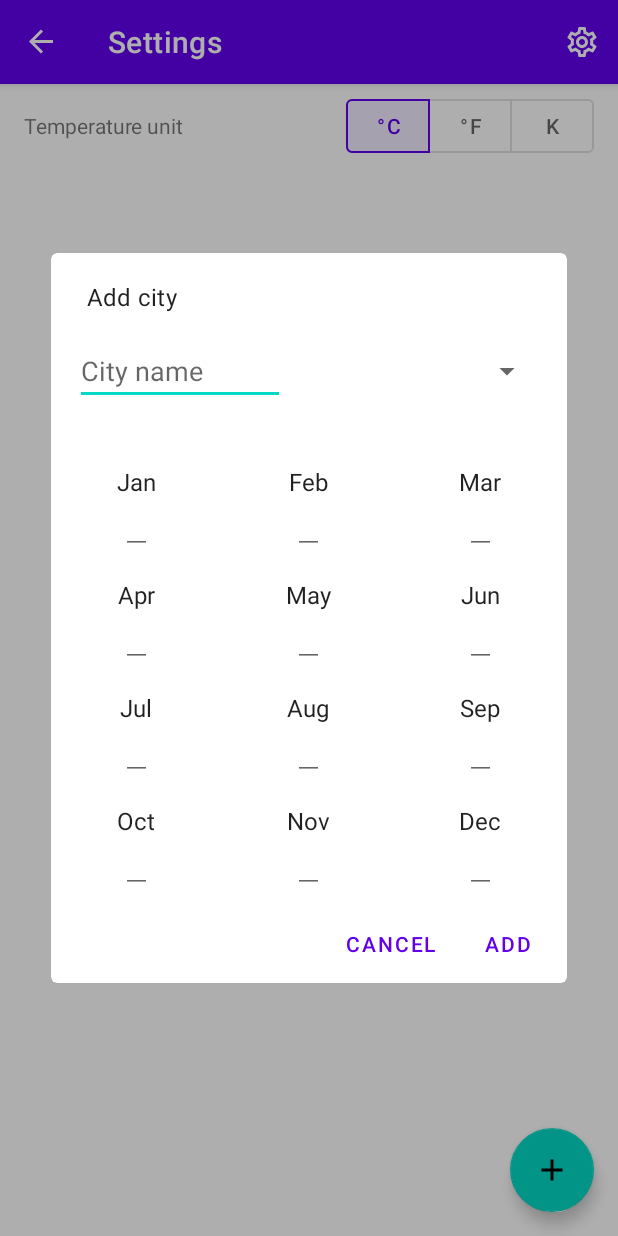
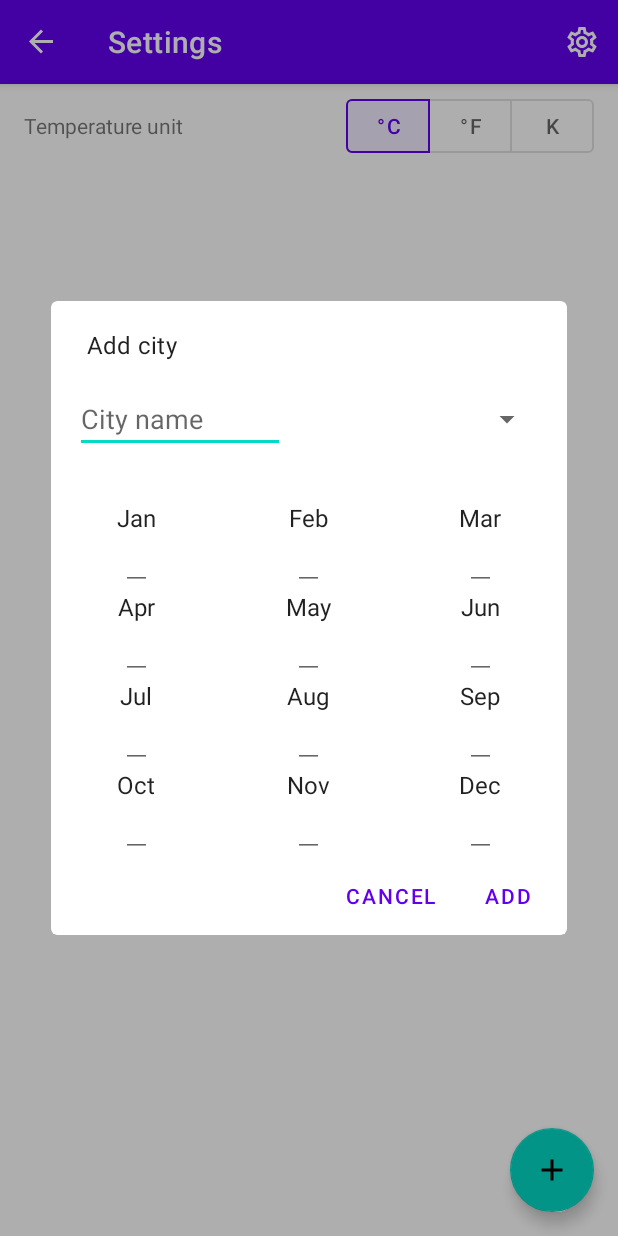
Before and after one commit to anonlatte/MeteoApp, an Android app: the SettingsFragment screen opened through its navigation route, after a tap on an icon or button, on a phone screen of 412 x 824 dp. Run offline under Robolectric (Android 15) with nearby library versions, the phone set to English and light mode, and no system bars; our stand-ins replace Dagger/Hilt's generated code, Room's generated code, data binding, navigation-ui, paging; libraries missing offline, so code that uses them is left out: androidx.paging, androidx.paging.toLiveData; 5 statements that could not run were skipped.

Commit message:
fix display settings dialog ui

```diff
--- a/app/src/main/res/layout/dialog_city_adding.xml
+++ b/app/src/main/res/layout/dialog_city_adding.xml
@@ -44,7 +44,6 @@
             android:id="@+id/monthsList"
             android:layout_width="match_parent"
             android:layout_height="match_parent"
-            android:layout_gravity="center"
             android:overScrollMode="never"
             android:scrollbars="vertical"
             tools:listitem="@layout/list_item_month" />
--- a/app/src/main/res/layout/list_item_month.xml
+++ b/app/src/main/res/layout/list_item_month.xml
@@ -2,7 +2,6 @@
 <LinearLayout xmlns:android="http://schemas.android.com/apk/res/android"
     android:layout_width="match_parent"
     android:layout_height="wrap_content"
-    android:layout_margin="8dp"
     android:gravity="center"
     android:orientation="vertical">
 
--- a/app/src/main/res/menu/main_menu.xml
+++ b/app/src/main/res/menu/main_menu.xml
@@ -5,6 +5,6 @@
 <item
         android:id="@+id/settings"
         android:icon="@drawable/ic_outline_settings_24"
-        android:title="@string/menu_settings"
-        app:showAsAction="ifRoom" />
+    android:title="@string/title_settings"
+    app:showAsAction="ifRoom" />
 </menu>
--- a/app/src/main/res/values/strings.xml
+++ b/app/src/main/res/values/strings.xml
@@ -11,8 +11,6 @@
     <string name="city_type_big">Big</string>
     <string name="city_type_unknown">Unknown</string>
 
-    <string name="menu_settings">Settings</string>
-
     <string name="title_settings">Settings</string>
     <string name="title_dialog_add_city">Add city</string>
 
@@ -24,13 +22,13 @@
     <string name="warning_unexpected_error">Whoops, something went wrong</string>
 
     <string name="title_temperature_unit">Temperature unit</string>
-    <string name="parsed_units_temperature_celsius">%1$s °C</string>
-    <string name="parsed_units_temperature_fahrenheit">%1$s °F</string>
-    <string name="parsed_units_temperature_kelvin">%1$s K</string>
-    <string name="units_temperature_celsius">°C</string>
-    <string name="units_temperature_fahrenheit">°F</string>
-    <string name="units_temperature_kelvin">K</string>
-    <string name="saved_temperature_unit">saved_temperature_unit</string>
+    <string name="parsed_units_temperature_celsius" translatable="false">%1$s °C</string>
+    <string name="parsed_units_temperature_fahrenheit" translatable="false">%1$s °F</string>
+    <string name="parsed_units_temperature_kelvin" translatable="false">%1$s K</string>
+    <string name="units_temperature_celsius" translatable="false">°C</string>
+    <string name="units_temperature_fahrenheit" translatable="false">°F</string>
+    <string name="units_temperature_kelvin" translatable="false">K</string>
+    <string name="saved_temperature_unit" translatable="false">saved_temperature_unit</string>
     <string name="hint_city_name">City name</string>
     <string name="action_remove_city">Remove</string>
     <string name="message_remove_city">Remove this city?</string>
```
Also changed, not shown: 1 other file.
